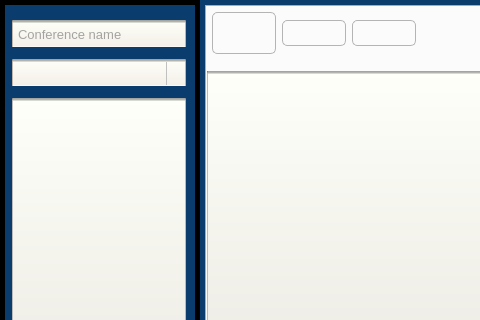
Qt form ServerGui/main_window.ui (akru/conference-speaker-server) before a commit; both pictures show x 0 to 480 and y 0 to 320 of the 987 by 622 pixel window.
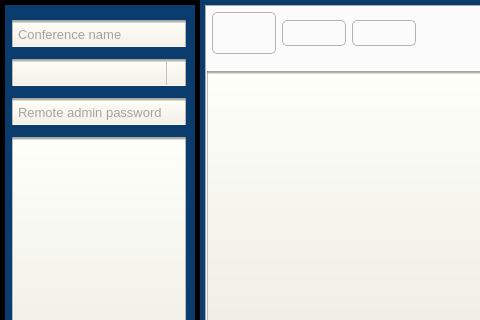
The same form after that commit. Icons and pictures are not drawn.

Commit message: remote admin web-interface implemented

Patch:
```diff
--- a/ServerGui/main_window.ui
+++ b/ServerGui/main_window.ui
@@ -409,6 +409,16 @@
          </property>
         </widget>
        </item>
+       <item>
+        <widget class="QLineEdit" name="raPasswordEdit">
+         <property name="echoMode">
+          <enum>QLineEdit::Password</enum>
+         </property>
+         <property name="placeholderText">
+          <string>Remote admin password</string>
+         </property>
+        </widget>
+       </item>
        <item>
         <widget class="QListWidget" name="userList">
          <property name="verticalScrollBarPolicy">
```
The commit also changes 17 other files.
